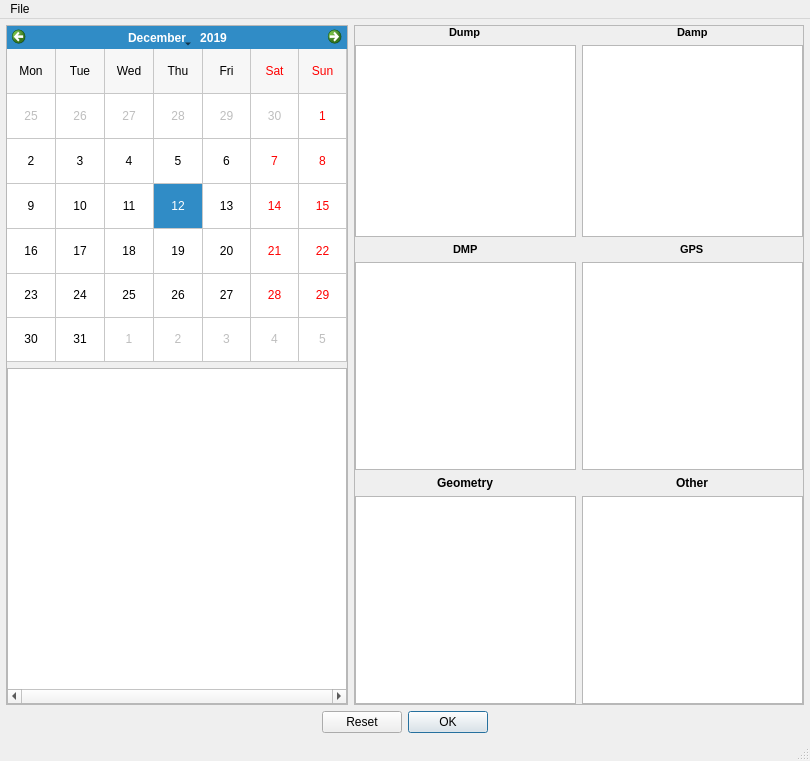
Qt form src/qt_ui/unpacker.ui (Eric-Meunier/Processor-Suite) before a commit.
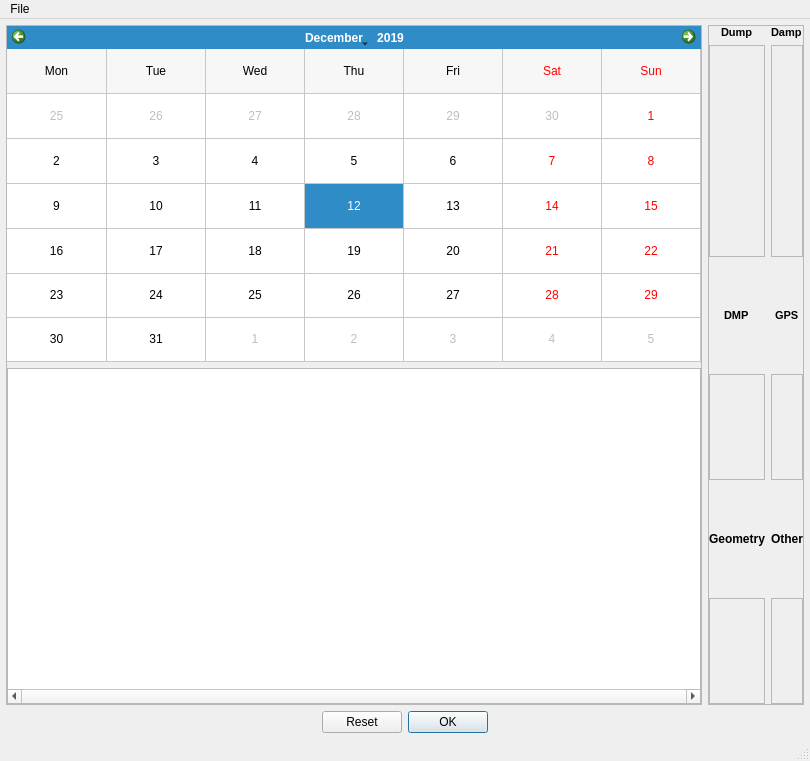
The same form after that commit. Custom widgets are drawn as their Qt base class.

Commit message: Changed unpacker so it doesn't use the promoted UnpackerTable in QtCreator. Made changes to many files so it works with cx_freeze.

The edit to the form file:
```diff
--- a/src/qt_ui/unpacker.ui
+++ b/src/qt_ui/unpacker.ui
@@ -136,6 +136,75 @@
        <property name="bottomMargin">
         <number>0</number>
        </property>
+       <item row="0" column="1" alignment="Qt::AlignHCenter">
+        <widget class="QLabel" name="label_4">
+         <property name="font">
+          <font>
+           <pointsize>8</pointsize>
+           <weight>75</weight>
+           <bold>true</bold>
+          </font>
+         </property>
+         <property name="text">
+          <string>Damp</string>
+         </property>
+        </widget>
+       </item>
+       <item row="3" column="0" alignment="Qt::AlignHCenter">
+        <widget class="QLabel" name="label_2">
+         <property name="font">
+          <font>
+           <pointsize>8</pointsize>
+           <weight>75</weight>
+           <bold>true</bold>
+          </font>
+         </property>
+         <property name="text">
+          <string>DMP</string>
+         </property>
+        </widget>
+       </item>
+       <item row="1" column="1" rowspan="2">
+        <widget class="QFrame" name="damp_frame">
+         <property name="frameShape">
+          <enum>QFrame::StyledPanel</enum>
+         </property>
+         <property name="frameShadow">
+          <enum>QFrame::Raised</enum>
+         </property>
+        </widget>
+       </item>
+       <item row="5" column="1" alignment="Qt::AlignHCenter">
+        <widget class="QLabel" name="label_7">
+         <property name="font">
+          <font>
+           <weight>75</weight>
+           <italic>false</italic>
+           <bold>true</bold>
+           <underline>false</underline>
+          </font>
+         </property>
+         <property name="text">
+          <string>Other</string>
+         </property>
+        </widget>
+       </item>
+       <item row="1" column="0" rowspan="2">
+        <widget class="QFrame" name="dump_frame">
+         <property name="minimumSize">
+          <size>
+           <width>20</width>
+           <height>20</height>
+          </size>
+         </property>
+         <property name="frameShape">
+          <enum>QFrame::StyledPanel</enum>
+         </property>
+         <property name="frameShadow">
+          <enum>QFrame::Raised</enum>
+         </property>
+        </widget>
+       </item>
        <item row="5" column="0" alignment="Qt::AlignHCenter">
         <widget class="QLabel" name="label_5">
          <property name="font">
@@ -184,475 +253,43 @@
         </widget>
        </item>
        <item row="4" column="0">
-        <widget class="UnpackerTable" name="dmp_table">
-         <property name="sizePolicy">
-          <sizepolicy hsizetype="Preferred" vsizetype="Expanding">
-           <horstretch>0</horstretch>
-           <verstretch>0</verstretch>
-          </sizepolicy>
+        <widget class="QFrame" name="dmp_frame">
+         <property name="frameShape">
+          <enum>QFrame::StyledPanel</enum>
          </property>
-         <property name="minimumSize">
-          <size>
-           <width>0</width>
-           <height>0</height>
-          </size>
-         </property>
-         <property name="maximumSize">
-          <size>
-           <width>225</width>
-           <height>16777215</height>
-          </size>
-         </property>
-         <property name="horizontalScrollBarPolicy">
-          <enum>Qt::ScrollBarAlwaysOff</enum>
-         </property>
-         <property name="autoScroll">
-          <bool>false</bool>
-         </property>
-         <property name="editTriggers">
-          <set>QAbstractItemView::NoEditTriggers</set>
-         </property>
-         <property name="dragEnabled">
-          <bool>true</bool>
-         </property>
-         <property name="dragDropOverwriteMode">
-          <bool>false</bool>
-         </property>
-         <property name="dragDropMode">
-          <enum>QAbstractItemView::DragDrop</enum>
-         </property>
-         <property name="defaultDropAction">
-          <enum>Qt::MoveAction</enum>
-         </property>
-         <property name="selectionBehavior">
-          <enum>QAbstractItemView::SelectRows</enum>
-         </property>
-         <property name="showGrid">
-          <bool>false</bool>
-         </property>
-         <attribute name="horizontalHeaderVisible">
-          <bool>false</bool>
-         </attribute>
-         <attribute name="horizontalHeaderStretchLastSection">
-          <bool>true</bool>
-         </attribute>
-         <attribute name="verticalHeaderVisible">
-          <bool>false</bool>
-         </attribute>
-         <column>
-          <property name="text">
-           <string>File</string>
-          </property>
-         </column>
-         <column>
-          <property name="text">
-           <string>Directory</string>
-          </property>
-         </column>
-        </widget>
-       </item>
-       <item row="0" column="1" alignment="Qt::AlignHCenter">
-        <widget class="QLabel" name="label_4">
-         <property name="font">
-          <font>
-           <pointsize>8</pointsize>
-           <weight>75</weight>
-           <bold>true</bold>
-          </font>
-         </property>
-         <property name="text">
-          <string>Damp</string>
+         <property name="frameShadow">
+          <enum>QFrame::Raised</enum>
          </property>
         </widget>
        </item>
        <item row="4" column="1">
-        <widget class="UnpackerTable" name="gps_table">
-         <property name="sizePolicy">
-          <sizepolicy hsizetype="Preferred" vsizetype="Expanding">
-           <horstretch>0</horstretch>
-           <verstretch>0</verstretch>
-          </sizepolicy>
+        <widget class="QFrame" name="gps_frame">
+         <property name="frameShape">
+          <enum>QFrame::StyledPanel</enum>
          </property>
-         <property name="minimumSize">
-          <size>
-           <width>0</width>
-           <height>0</height>
-          </size>
-         </property>
-         <property name="maximumSize">
-          <size>
-           <width>225</width>
-           <height>16777215</height>
-          </size>
-         </property>
-         <property name="horizontalScrollBarPolicy">
-          <enum>Qt::ScrollBarAlwaysOff</enum>
-         </property>
-         <property name="autoScroll">
-          <bool>false</bool>
-         </property>
-         <property name="editTriggers">
-          <set>QAbstractItemView::NoEditTriggers</set>
-         </property>
-         <property name="dragEnabled">
-          <bool>true</bool>
-         </property>
-         <property name="dragDropOverwriteMode">
-          <bool>false</bool>
-         </property>
-         <property name="dragDropMode">
-          <enum>QAbstractItemView::DragDrop</enum>
-         </property>
-         <property name="defaultDropAction">
-          <enum>Qt::MoveAction</enum>
-         </property>
-         <property name="selectionBehavior">
-          <enum>QAbstractItemView::SelectRows</enum>
-         </property>
-         <property name="showGrid">
-          <bool>false</bool>
-         </property>
-         <attribute name="horizontalHeaderVisible">
-          <bool>false</bool>
-         </attribute>
-         <attribute name="horizontalHeaderStretchLastSection">
-          <bool>true</bool>
-         </attribute>
-         <attribute name="verticalHeaderVisible">
-          <bool>false</bool>
-         </attribute>
-         <column>
-          <property name="text">
-           <string>File</string>
-          </property>
-         </column>
-         <column>
-          <property name="text">
-           <string>Directory</string>
-          </property>
-         </column>
-        </widget>
-       </item>
-       <item row="3" column="0" alignment="Qt::AlignHCenter">
-        <widget class="QLabel" name="label_2">
-         <property name="font">
-          <font>
-           <pointsize>8</pointsize>
-           <weight>75</weight>
-           <bold>true</bold>
-          </font>
-         </property>
-         <property name="text">
-          <string>DMP</string>
-         </property>
-        </widget>
-       </item>
-       <item row="5" column="1" alignment="Qt::AlignHCenter">
-        <widget class="QLabel" name="label_7">
-         <property name="font">
-          <font>
-           <weight>75</weight>
-           <italic>false</italic>
-           <bold>true</bold>
-           <underline>false</underline>
-          </font>
-         </property>
-         <property name="text">
-          <string>Other</string>
+         <property name="frameShadow">
+          <enum>QFrame::Raised</enum>
          </property>
         </widget>
        </item>
        <item row="6" column="0">
-        <widget class="UnpackerTable" name="geometry_table">
-         <property name="sizePolicy">
-          <sizepolicy hsizetype="Preferred" vsizetype="Expanding">
-           <horstretch>0</horstretch>
-           <verstretch>0</verstretch>
-          </sizepolicy>
+        <widget class="QFrame" name="geometry_frame">
+         <property name="frameShape">
+          <enum>QFrame::StyledPanel</enum>
          </property>
-         <property name="minimumSize">
-          <size>
-           <width>0</width>
-           <height>0</height>
-          </size>
+         <property name="frameShadow">
+          <enum>QFrame::Raised</enum>
          </property>
-         <property name="maximumSize">
-          <size>
-           <width>225</width>
-           <height>16777215</height>
-          </size>
-         </property>
-         <property name="horizontalScrollBarPolicy">
-          <enum>Qt::ScrollBarAlwaysOff</enum>
-         </property>
-         <property name="autoScroll">
-          <bool>false</bool>
-         </property>
-         <property name="editTriggers">
-          <set>QAbstractItemView::NoEditTriggers</set>
-         </property>
-         <property name="dragEnabled">
-          <bool>true</bool>
-         </property>
-         <property name="dragDropOverwriteMode">
-          <bool>false</bool>
-         </property>
-         <property name="dragDropMode">
-          <enum>QAbstractItemView::DragDrop</enum>
-         </property>
-         <property name="defaultDropAction">
-          <enum>Qt::MoveAction</enum>
-         </property>
-         <property name="selectionBehavior">
-          <enum>QAbstractItemView::SelectRows</enum>
-         </property>
-         <property name="showGrid">
-          <bool>false</bool>
-         </property>
-         <attribute name="horizontalHeaderVisible">
-          <bool>false</bool>
-         </attribute>
-         <attribute name="horizontalHeaderStretchLastSection">
-          <bool>true</bool>
-         </attribute>
-         <attribute name="verticalHeaderVisible">
-          <bool>false</bool>
-         </attribute>
-         <column>
-          <property name="text">
-           <string>File</string>
-          </property>
-         </column>
-         <column>
-          <property name="text">
-           <string>Directory</string>
-          </property>
-         </column>
         </widget>
        </item>
        <item row="6" column="1">
-        <widget class="UnpackerTable" name="other_table">
-         <property name="sizePolicy">
-          <sizepolicy hsizetype="Preferred" vsizetype="Expanding">
-           <horstretch>0</horstretch>
-           <verstretch>0</verstretch>
-          </sizepolicy>
+        <widget class="QFrame" name="other_frame">
+         <property name="frameShape">
+          <enum>QFrame::StyledPanel</enum>
          </property>
-         <property name="minimumSize">
-          <size>
-           <width>0</width>
-           <height>0</height>
-          </size>
+         <property name="frameShadow">
+          <enum>QFrame::Raised</enum>
          </property>
-         <property name="maximumSize">
-          <size>
-           <width>225</width>
-           <height>16777215</height>
-          </size>
-         </property>
-         <property name="horizontalScrollBarPolicy">
-          <enum>Qt::ScrollBarAlwaysOff</enum>
-         </property>
-         <property name="autoScroll">
-          <bool>false</bool>
-         </property>
-         <property name="editTriggers">
-          <set>QAbstractItemView::NoEditTriggers</set>
-         </property>
-         <property name="dragEnabled">
-          <bool>true</bool>
-         </property>
-         <property name="dragDropOverwriteMode">
-          <bool>false</bool>
-         </property>
-         <property name="dragDropMode">
-          <enum>QAbstractItemView::DragDrop</enum>
-         </property>
-         <property name="defaultDropAction">
-          <enum>Qt::MoveAction</enum>
-         </property>
-         <property name="selectionBehavior">
-          <enum>QAbstractItemView::SelectRows</enum>
-         </property>
-         <property name="showGrid">
-          <bool>false</bool>
-         </property>
-         <attribute name="horizontalHeaderVisible">
-          <bool>false</bool>
-         </attribute>
-         <attribute name="horizontalHeaderStretchLastSection">
-          <bool>true</bool>
-         </attribute>
-         <attribute name="verticalHeaderVisible">
-          <bool>false</bool>
-         </attribute>
-         <column>
-          <property name="text">
-           <string>File</string>
-          </property>
-         </column>
-         <column>
-          <property name="text">
-           <string>Directory</string>
-          </property>
-         </column>
-        </widget>
-       </item>
-       <item row="1" column="0" rowspan="2">
-        <widget class="UnpackerTable" name="dump_table">
-         <property name="sizePolicy">
-          <sizepolicy hsizetype="Preferred" vsizetype="Expanding">
-           <horstretch>0</horstretch>
-           <verstretch>0</verstretch>
-          </sizepolicy>
-         </property>
-         <property name="minimumSize">
-          <size>
-           <width>0</width>
-           <height>0</height>
-          </size>
-         </property>
-         <property name="maximumSize">
-          <size>
-           <width>225</width>
-           <height>16777215</height>
-          </size>
-         </property>
-         <property name="horizontalScrollBarPolicy">
-          <enum>Qt::ScrollBarAlwaysOff</enum>
-         </property>
-         <property name="autoScroll">
-          <bool>false</bool>
-         </property>
-         <property name="editTriggers">
-          <set>QAbstractItemView::NoEditTriggers</set>
-         </property>
-         <property name="dragEnabled">
-          <bool>true</bool>
-         </property>
-         <property name="dragDropOverwriteMode">
-          <bool>false</bool>
-         </property>
-         <property name="dragDropMode">
-          <enum>QAbstractItemView::DragDrop</enum>
-         </property>
-         <property name="defaultDropAction">
-          <enum>Qt::MoveAction</enum>
-         </property>
-         <property name="selectionMode">
-          <enum>QAbstractItemView::ExtendedSelection</enum>
-         </property>
-         <property name="selectionBehavior">
-          <enum>QAbstractItemView::SelectRows</enum>
-         </property>
-         <property name="iconSize">
-          <size>
-           <width>16</width>
-           <height>16</height>
-          </size>
-         </property>
-         <property name="showGrid">
-          <bool>false</bool>
-         </property>
-         <attribute name="horizontalHeaderVisible">
-          <bool>false</bool>
-         </attribute>
-         <attribute name="horizontalHeaderStretchLastSection">
-          <bool>true</bool>
-         </attribute>
-         <attribute name="verticalHeaderVisible">
-          <bool>false</bool>
-         </attribute>
-         <column>
-          <property name="text">
-           <string>File</string>
-          </property>
-         </column>
-         <column>
-          <property name="text">
-           <string>Directory</string>
-          </property>
-          <property name="foreground">
-           <brush brushstyle="NoBrush">
-            <color alpha="0">
-             <red>0</red>
-             <green>0</green>
-             <blue>0</blue>
-            </color>
-           </brush>
-          </property>
-         </column>
-        </widget>
-       </item>
-       <item row="1" column="1" rowspan="2">
-        <widget class="UnpackerTable" name="damp_table">
-         <property name="sizePolicy">
-          <sizepolicy hsizetype="Preferred" vsizetype="Expanding">
-           <horstretch>0</horstretch>
-           <verstretch>0</verstretch>
-          </sizepolicy>
-         </property>
-         <property name="minimumSize">
-          <size>
-           <width>0</width>
-           <height>0</height>
-          </size>
-         </property>
-         <property name="maximumSize">
-          <size>
-           <width>225</width>
-           <height>16777215</height>
-          </size>
-         </property>
-         <property name="horizontalScrollBarPolicy">
-          <enum>Qt::ScrollBarAlwaysOff</enum>
-         </property>
-         <property name="autoScroll">
-          <bool>false</bool>
-         </property>
-         <property name="editTriggers">
-          <set>QAbstractItemView::NoEditTriggers</set>
-         </property>
-         <property name="dragEnabled">
-          <bool>true</bool>
-         </property>
-         <property name="dragDropOverwriteMode">
-          <bool>false</bool>
-         </property>
-         <property name="dragDropMode">
-          <enum>QAbstractItemView::DragDrop</enum>
-         </property>
-         <property name="defaultDropAction">
-          <enum>Qt::MoveAction</enum>
-         </property>
-         <property name="selectionBehavior">
-          <enum>QAbstractItemView::SelectRows</enum>
-         </property>
-         <property name="showGrid">
-          <bool>false</bool>
-         </property>
-         <attribute name="horizontalHeaderVisible">
-          <bool>false</bool>
-         </attribute>
-         <attribute name="horizontalHeaderStretchLastSection">
-          <bool>true</bool>
-         </attribute>
-         <attribute name="verticalHeaderVisible">
-          <bool>false</bool>
-         </attribute>
-         <attribute name="verticalHeaderStretchLastSection">
-          <bool>false</bool>
-         </attribute>
-         <column>
-          <property name="text">
-           <string>File</string>
-          </property>
-         </column>
-         <column>
-          <property name="text">
-           <string>Directory</string>
-          </property>
-         </column>
         </widget>
        </item>
       </layout>
@@ -691,13 +328,6 @@
    </property>
   </action>
  </widget>
- <customwidgets>
-  <customwidget>
-   <class>UnpackerTable</class>
-   <extends>QTableWidget</extends>
-   <header>src.qt_py.custom_tables</header>
-  </customwidget>
- </customwidgets>
  <resources/>
  <connections/>
 </ui>
```
The commit also changes 26 other files.
